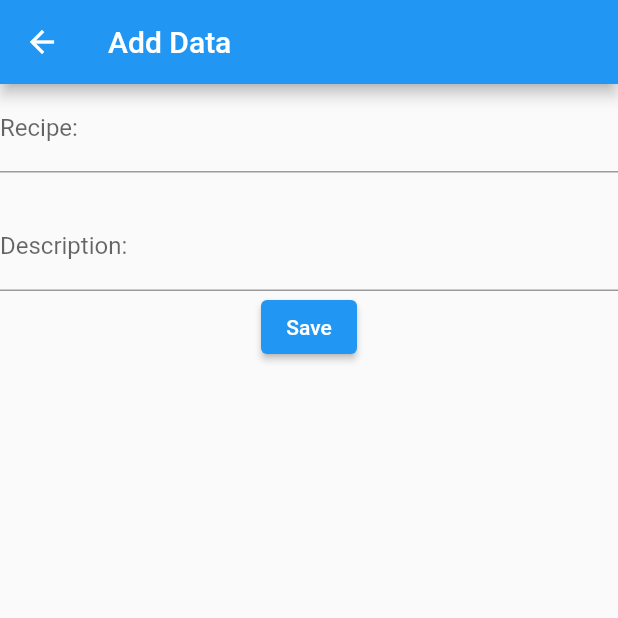
After one commit to zindelluib/flutter-localstorage, a Flutter app: the screen it shows after launch, after a tap on the "add" icon, on a phone screen of 412 x 824 dp, the top half of it. The commit adds this screen. Run offline on Flutter 3.47's test engine with Material 2 defaults, Android fonts, the phone set to English and light mode, and no system bars.

Commit message:
plugin not applied

```diff
--- /dev/null
+++ b/lib/dataform.dart
@@ -0,0 +1,76 @@
+import 'package:flutter/material.dart';
+
+class DataForm extends StatefulWidget{
+	_DataFormState createState() => _DataFormState();
+}
+
+class _DataFormState extends State<DataForm>{
+	final _formKey  = GlobalKey<FormState>();
+	final _recipeCtrl  = TextEditingController();
+	final _descCtrl  = TextEditingController();
+
+
+
+	@override
+	dispose(){
+		_recipeCtrl.dispose();
+		_descCtrl.dispose();
+		super.dispose();
+	}
+
+	@override
+	initState(){
+		super.initState();
+
+
+	}
+
+	_saveData(Map<String,dynamic> data){
+
+
+	}
+	Widget build(BuildContext context){
+		return Scaffold(
+			appBar : AppBar(
+				title : Text('Add Data')
+			),
+			body: Form(
+				key: _formKey,
+				child: Column(
+					children: [
+						TextFormField(
+							controller: _recipeCtrl,
+							decoration: InputDecoration(
+								labelText: "Recipe: "
+							)
+						),
+						SizedBox(height:20),
+						TextFormField(
+							controller: _descCtrl,
+							decoration: InputDecoration(
+								labelText: "Description: "
+							)
+						),
+						ElevatedButton(
+							child: Text('Save'),
+							onPressed: (){
+
+								Map<String,dynamic> data  = {
+									"id":  null,
+									"recipe" : _recipeCtrl.text,
+									"description" : _descCtrl.text
+								};
+
+								_saveData(data);
+
+							}
+						)
+					]
+
+				)
+
+			)
+
+		);
+	}
+}
--- a/lib/datalist.dart
+++ b/lib/datalist.dart
@@ -1,4 +1,5 @@
 import 'package:flutter/material.dart';
+import 'dataform.dart';
 
 class DataList extends StatefulWidget{
 
@@ -14,6 +15,15 @@ class _DataListState extends State<DataList>{
 			),
 			body:Center(
 				child : Text('Data List')
+			),
+			floatingActionButton: FloatingActionButton(
+				child : Icon(Icons.add),
+				onPressed: (){
+					Navigator.push(
+						context,
+						MaterialPageRoute(builder:(context) => DataForm())
+					);
+				}
 			)
 		);
 	}
```
Also changed, not shown: pubspec.lock.
